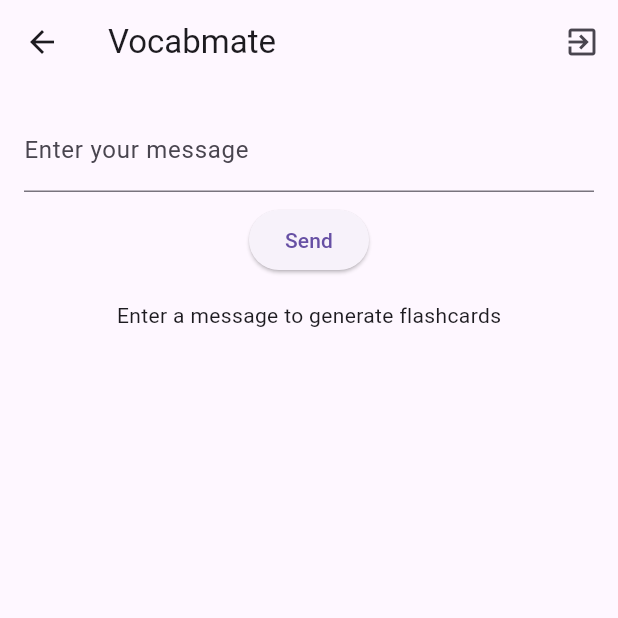
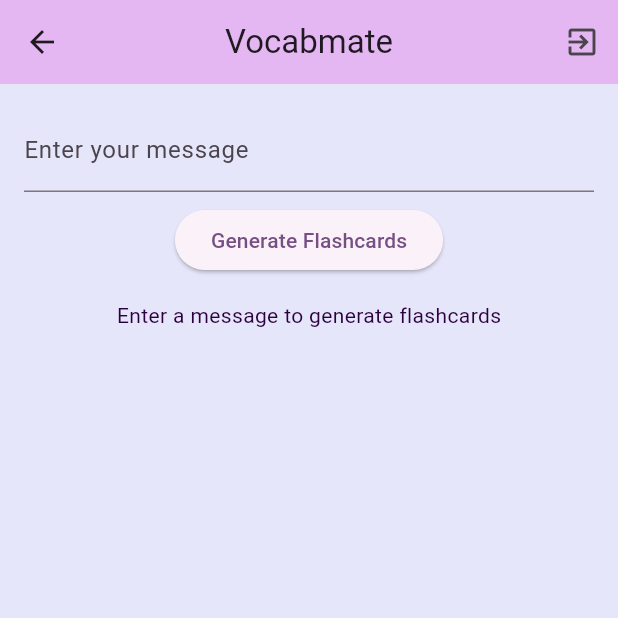
Before and after one commit to lars-heimann/vocabmate, a Flutter app: the VocabMateHomePage screen opened by its route, on a phone screen of 412 x 824 dp, the top half of it. Run offline on Flutter 3.47's test engine with Material 3 defaults, Android fonts, the phone set to English and light mode, and no system bars; our stand-ins replace firebase_auth, firebase_core; missing offline and left inert: firebase_ui_auth; accounts and stored records are empty; Roboto replaces fonts that are missing (Ubuntu); statements that could not run were skipped.

Commit message:
added a theme

```diff
--- a/lib/main.dart
+++ b/lib/main.dart
@@ -5,6 +5,7 @@
 import 'package:firebase_ui_auth/firebase_ui_auth.dart';
 import 'pages/flashcard_page.dart';
 import 'pages/home_page.dart';
+import 'widgets/theme.dart';
 
 void main() async {
   WidgetsFlutterBinding.ensureInitialized();
@@ -23,7 +24,7 @@
 
     return MaterialApp(
       title: 'VocabMate',
-      theme: ThemeData(primarySwatch: Colors.blue),
+      theme: vocabMateTheme,
       initialRoute:
           FirebaseAuth.instance.currentUser == null ? '/sign-in' : '/home-page',
       routes: {
--- a/lib/pages/home_page.dart
+++ b/lib/pages/home_page.dart
@@ -73,7 +73,7 @@
             const SizedBox(height: 8.0),
             ElevatedButton(
               onPressed: _isLoading ? null : _sendMessage,
-              child: const Text('Send'),
+              child: const Text('Generate Flashcards'),
             ),
             const SizedBox(height: 16.0),
             _isLoading
--- /dev/null
+++ b/lib/widgets/theme.dart
@@ -0,0 +1,38 @@
+import 'package:flutter/material.dart';
+
+final _colorScheme = ColorScheme.fromSeed(
+  seedColor: const Color(0xFF9B59B6), // Lilac violet seed color
+);
+
+const deepViolet = Color(0xFF2C003E);
+const mediumViolet = Color(0xFF6A0572);
+const lightViolet = Color(0xFFB39DDB);
+const veryLightViolet = Color(0xFFE6E6FA);
+const _fontFamily = 'Ubuntu';
+
+final vocabMateTheme = ThemeData(
+  colorScheme: _colorScheme,
+  useMaterial3: true,
+  appBarTheme: AppBarTheme(
+    centerTitle: true,
+    backgroundColor: _colorScheme.inversePrimary,
+  ),
+  snackBarTheme: const SnackBarThemeData(
+    behavior: SnackBarBehavior.floating,
+  ),
+  fontFamily: _fontFamily,
+  textTheme: ThemeData.light().textTheme.apply(
+        bodyColor: deepViolet,
+        displayColor: deepViolet,
+        fontFamily: _fontFamily,
+      ),
+  scaffoldBackgroundColor: veryLightViolet,
+  pageTransitionsTheme: PageTransitionsTheme(
+    builders: TargetPlatform.values.asMap().map(
+          (key, value) => MapEntry(
+            value,
+            const FadeUpwardsPageTransitionsBuilder(),
+          ),
+        ),
+  ),
+);
```
Also changed, not shown: lib/widgets/flashcard_widget.dart (+5 -2 lines), lib/widgets/input_text_widget.dart (+4 -4 lines).
